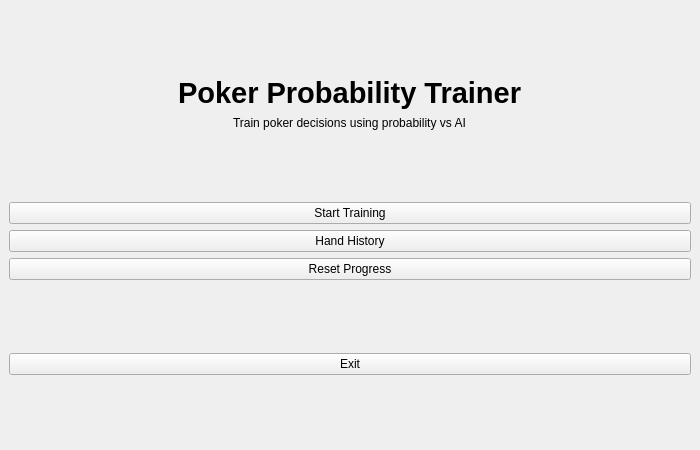
First picture: the form in ui/menu.ui, repository JairusCollantes/finals, before the edit.
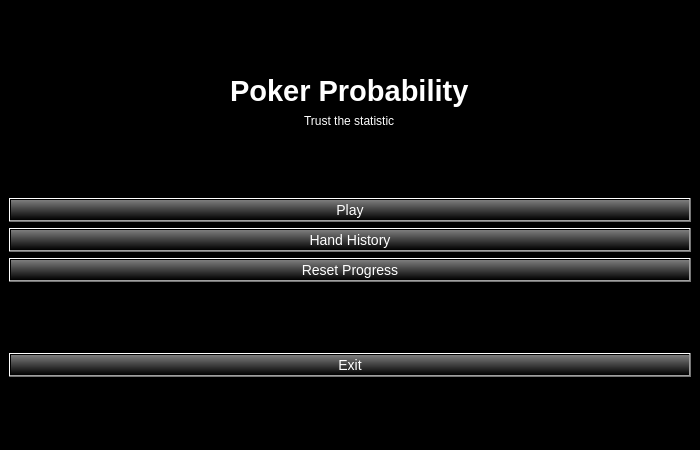
Second picture: the form after the edit.

```diff
--- a/ui/menu.ui
+++ b/ui/menu.ui
@@ -15,7 +15,12 @@
     <height>450</height>
    </rect>
   </property>
-
+  <property name="windowTitle">
+   <string>Poker Probability Trainer</string>
+  </property>
+  <property name="styleSheet">
+   <string notr="true">background-color:rgb(0, 0, 0)</string>
+  </property>
   <widget class="QWidget" name="centralwidget">
    <layout class="QVBoxLayout" name="mainLayout">
 
@@ -43,15 +48,23 @@
         <bold>true</bold>
        </font>
       </property>
+      <property name="styleSheet">
+       <string notr="true">background-color: rgba(255, 255, 255,0);
+color:rgb(255, 255, 255)</string>
+      </property>
       <property name="text">
-       <string>Poker Probability Trainer</string>
+       <string>Poker Probability</string>
       </property>
      </widget>
     </item>
     <item alignment="Qt::AlignHCenter">
      <widget class="QLabel" name="label_subtitle">
+      <property name="styleSheet">
+       <string notr="true">background-color: rgba(255, 255, 255,0);
+color:rgb(255, 255, 255)</string>
+      </property>
       <property name="text">
-       <string>Train poker decisions using probability vs AI</string>
+       <string>Trust the statistic</string>
       </property>
      </widget>
     </item>
@@ -70,18 +83,23 @@
     </item>
     <item>
      <widget class="QPushButton" name="btn_start_game">
-      <property name="minimumHeight">
-       <number>45</number>
+      <property name="styleSheet">
+       <string notr="true">background-color: qlineargradient(spread:pad, x1:0, y1:0, x2:0, y2:1, stop:0 rgba(125, 125, 125, 255), stop:0.5 rgb(63, 63, 63), stop: 1 rgb(0, 0, 0));
+color: white;
+font-size: 14px
+</string>
       </property>
       <property name="text">
-       <string>Start Training</string>
+       <string>Play</string>
       </property>
      </widget>
     </item>
     <item>
      <widget class="QPushButton" name="btn_history">
-      <property name="minimumHeight">
-       <number>45</number>
+      <property name="styleSheet">
+       <string notr="true">background-color: qlineargradient(spread:pad, x1:0, y1:0, x2:0, y2:1, stop:0 rgba(125, 125, 125, 255), stop:0.5 rgb(63, 63, 63), stop: 1 rgb(0, 0, 0));
+color: white;
+font-size: 14px</string>
       </property>
       <property name="text">
        <string>Hand History</string>
@@ -90,8 +108,10 @@
     </item>
     <item>
      <widget class="QPushButton" name="btn_reset">
-      <property name="minimumHeight">
-       <number>45</number>
+      <property name="styleSheet">
+       <string notr="true">background-color: qlineargradient(spread:pad, x1:0, y1:0, x2:0, y2:1, stop:0 rgba(125, 125, 125, 255), stop:0.5 rgb(63, 63, 63), stop: 1 rgb(0, 0, 0));
+color: white;
+font-size: 14px</string>
       </property>
       <property name="text">
        <string>Reset Progress</string>
@@ -113,8 +133,10 @@
     </item>
     <item>
      <widget class="QPushButton" name="btn_exit">
-      <property name="minimumHeight">
-       <number>40</number>
+      <property name="styleSheet">
+       <string notr="true">background-color: qlineargradient(spread:pad, x1:0, y1:0, x2:0, y2:1, stop:0 rgba(125, 125, 125, 255), stop:0.5 rgb(63, 63, 63), stop: 1 rgb(0, 0, 0));
+color: white;
+font-size: 14px</string>
       </property>
       <property name="text">
        <string>Exit</string>
```
Left out of the diff: 17 changed lines with no effect on the pictures.
